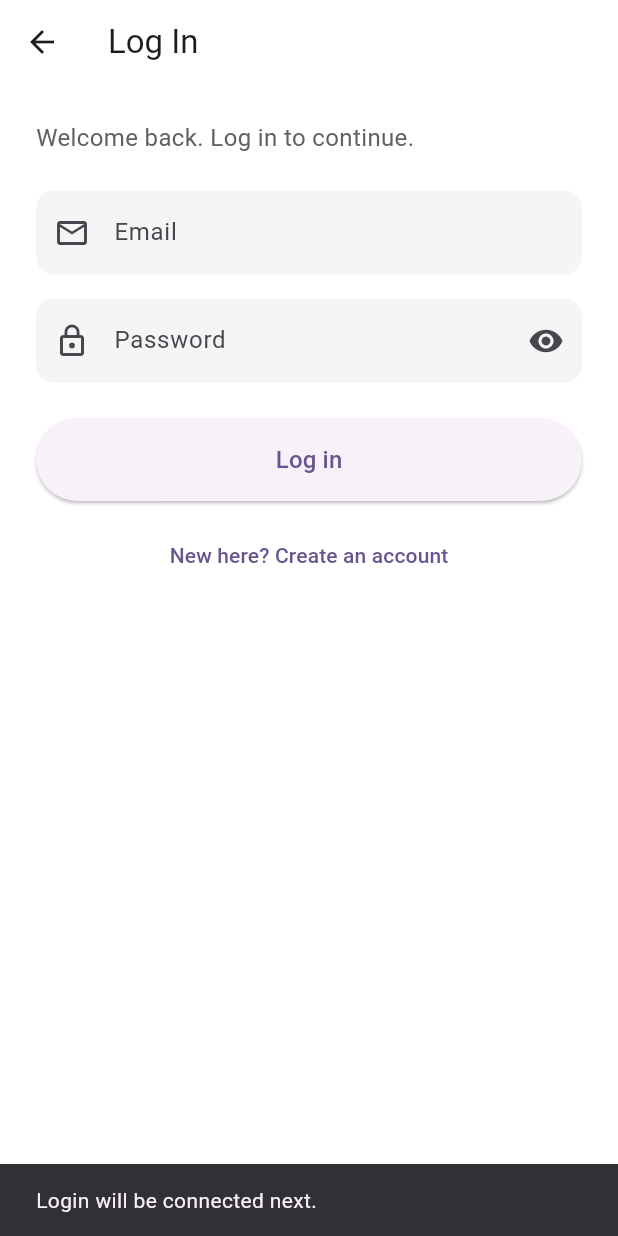
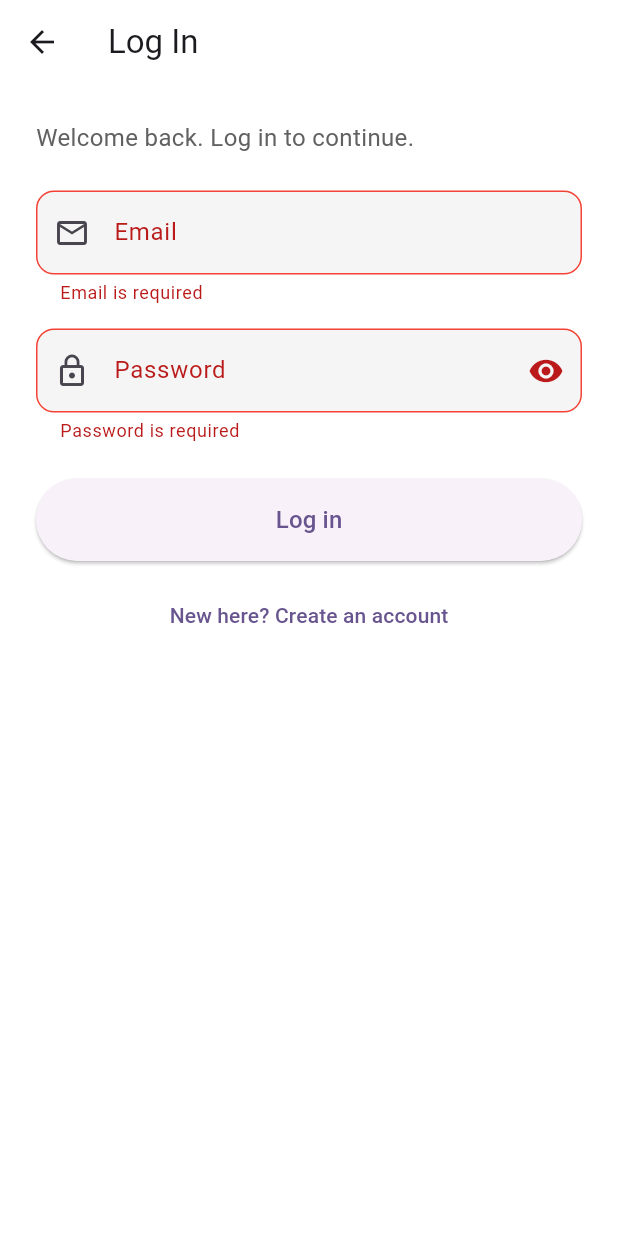
Before and after one commit to DasAkash-1/healthbook, a Flutter app: the RegisterScreen screen opened directly, after a tap on "Already have an account? Log in", after a tap on "Log in", on a phone screen of 412 x 824 dp. Run offline on Flutter 3.47's test engine with Material 3 defaults, Android fonts, the phone set to English and light mode, and no system bars; our stand-ins replace smooth_page_indicator.

Commit message:
add changes to the screens and services folder

```diff
--- a/lib/screens/login_screen.dart
+++ b/lib/screens/login_screen.dart
@@ -1,5 +1,7 @@
 import 'package:flutter/material.dart';
 
+import '../services/auth_service.dart';
+import '../utils/validators.dart';
 import 'register_screen.dart';
 
 class LoginScreen extends StatefulWidget {
@@ -10,9 +12,11 @@ class LoginScreen extends StatefulWidget {
 }
 
 class _LoginScreenState extends State<LoginScreen> {
+  final _formKey = GlobalKey<FormState>();
   final _emailCtrl = TextEditingController();
   final _passwordCtrl = TextEditingController();
   bool _obscure = true;
+  bool _loading = false;
 
   @override
   void dispose() {
@@ -21,11 +25,27 @@ class _LoginScreenState extends State<LoginScreen> {
     super.dispose();
   }
 
-  void _login() {
-    // Placeholder: login is connected in a later step.
+  Future<void> _login() async {
+    if (!_formKey.currentState!.validate()) return;
+
+    setState(() => _loading = true);
+    try {
+      await authService.login(
+        email: _emailCtrl.text.trim(),
+        password: _passwordCtrl.text,
+      );
+      if (!mounted) return;
+      // TODO: navigate to the home screen once it exists.
       ScaffoldMessenger.of(context).showSnackBar(
-      const SnackBar(content: Text('Login will be connected next.')),
+        const SnackBar(content: Text('Logged in successfully.')),
       );
+    } on AuthException catch (e) {
+      if (!mounted) return;
+      ScaffoldMessenger.of(context)
+          .showSnackBar(SnackBar(content: Text(e.message)));
+    } finally {
+      if (mounted) setState(() => _loading = false);
+    }
   }
 
   Widget _field({
@@ -35,13 +55,16 @@ class _LoginScreenState extends State<LoginScreen> {
     TextInputType? keyboardType,
     bool obscure = false,
     Widget? suffix,
+    String? Function(String?)? validator,
   }) {
     return Padding(
       padding: const EdgeInsets.only(bottom: 16),
-      child: TextField(
+      child: TextFormField(
         controller: controller,
         keyboardType: keyboardType,
         obscureText: obscure,
+        validator: validator,
+        autovalidateMode: AutovalidateMode.onUserInteraction,
         decoration: InputDecoration(
           labelText: label,
           prefixIcon: Icon(icon),
@@ -55,6 +78,10 @@ class _LoginScreenState extends State<LoginScreen> {
           focusedBorder: OutlineInputBorder(
             borderRadius: BorderRadius.circular(12),
             borderSide: const BorderSide(color: Colors.blueAccent, width: 2),
+          ),
+          errorBorder: OutlineInputBorder(
+            borderRadius: BorderRadius.circular(12),
+            borderSide: const BorderSide(color: Colors.red),
           ),
         ),
       ),
@@ -73,6 +100,8 @@ class _LoginScreenState extends State<LoginScreen> {
       body: SafeArea(
         child: SingleChildScrollView(
           padding: const EdgeInsets.all(24),
+          child: Form(
+            key: _formKey,
             child: Column(
               crossAxisAlignment: CrossAxisAlignment.stretch,
               children: [
@@ -86,6 +115,7 @@ class _LoginScreenState extends State<LoginScreen> {
                   label: 'Email',
                   icon: Icons.email_outlined,
                   keyboardType: TextInputType.emailAddress,
+                  validator: Validators.email,
                 ),
                 _field(
                   controller: _passwordCtrl,
@@ -98,21 +128,34 @@ class _LoginScreenState extends State<LoginScreen> {
                     ),
                     onPressed: () => setState(() => _obscure = !_obscure),
                   ),
+                  // Only checks it's filled in; strength rules are for sign-up.
+                  validator: (v) =>
+                      (v == null || v.isEmpty) ? 'Password is required' : null,
                 ),
                 const SizedBox(height: 8),
                 ElevatedButton(
-                onPressed: _login,
+                  onPressed: _loading ? null : _login,
                   style: ElevatedButton.styleFrom(
                     padding: const EdgeInsets.symmetric(vertical: 16),
                   ),
-                child: const Text('Log in', style: TextStyle(fontSize: 16)),
+                  child: _loading
+                      ? const SizedBox(
+                          height: 20,
+                          width: 20,
+                          child: CircularProgressIndicator(strokeWidth: 2),
+                        )
+                      : const Text('Log in', style: TextStyle(fontSize: 16)),
                 ),
                 const SizedBox(height: 12),
                 Center(
                   child: TextButton(
-                  onPressed: () => Navigator.pushReplacement(
+                    onPressed: _loading
+                        ? null
+                        : () => Navigator.pushReplacement(
                               context,
-                    MaterialPageRoute(builder: (_) => const RegisterScreen()),
+                              MaterialPageRoute(
+                                builder: (_) => const RegisterScreen(),
+                              ),
                             ),
                     child: const Text('New here? Create an account'),
                   ),
@@ -121,6 +164,7 @@ class _LoginScreenState extends State<LoginScreen> {
             ),
           ),
         ),
+      ),
     );
   }
 }
--- a/lib/services/auth_service.dart
+++ b/lib/services/auth_service.dart
@@ -25,12 +25,17 @@ abstract class AuthService {
     required String password,
     required UserProfile profile,
   });
+
+  /// Throws [AuthException] if the email or password is wrong.
+  Future<void> login({required String email, required String password});
 }
 
 // TEMPORARY: accounts are kept in memory and cleared when the app restarts.
-// Passwords are not stored. Replace with a Firebase version later.
+// Passwords are kept in memory only so login can be tested. Replace with a
+// Firebase version later.
 class FakeAuthService implements AuthService {
   final Map<String, UserProfile> _accounts = {};
+  final Map<String, String> _passwords = {};
 
   @override
   Future<void> register({
@@ -45,6 +50,18 @@ class FakeAuthService implements AuthService {
       throw AuthException('An account already exists for this email.');
     }
     _accounts[key] = profile;
+    _passwords[key] = password;
+  }
+
+  @override
+  Future<void> login({required String email, required String password}) async {
+    await Future.delayed(const Duration(seconds: 1)); // simulates network delay
+
+    // One message for both cases, so it doesn't reveal which emails exist.
+    final key = email.trim().toLowerCase();
+    if (_passwords[key] != password) {
+      throw AuthException('Incorrect email or password.');
+    }
   }
 }
 
```
Lines whose indentation alone changed are shown as unchanged.
